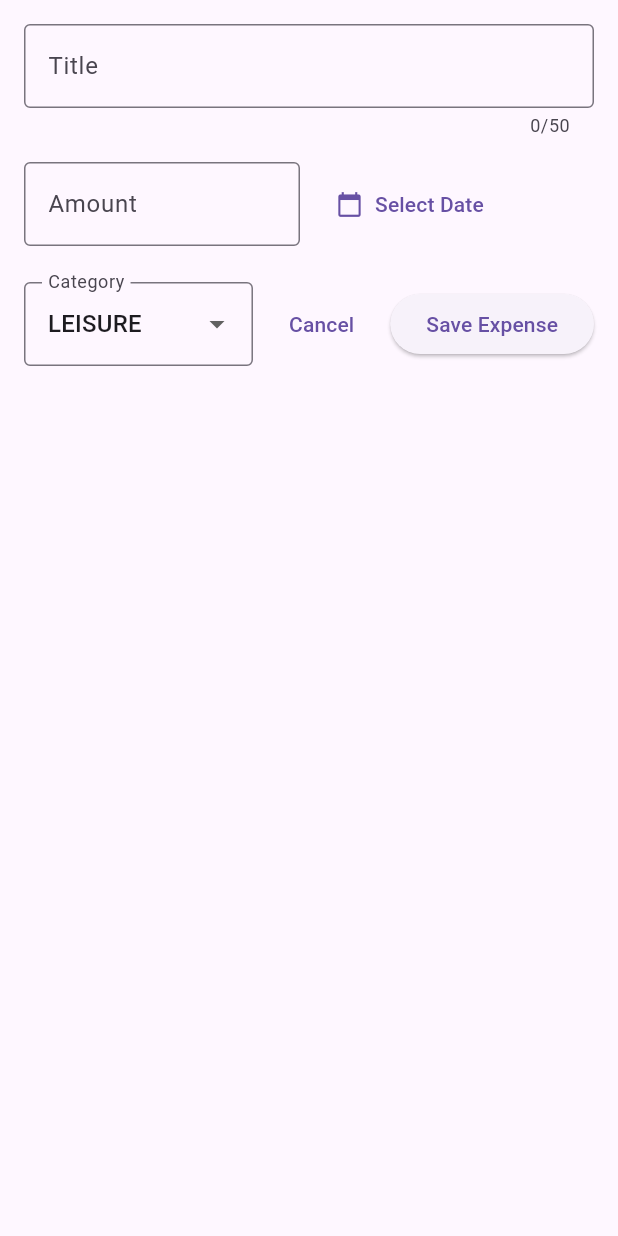
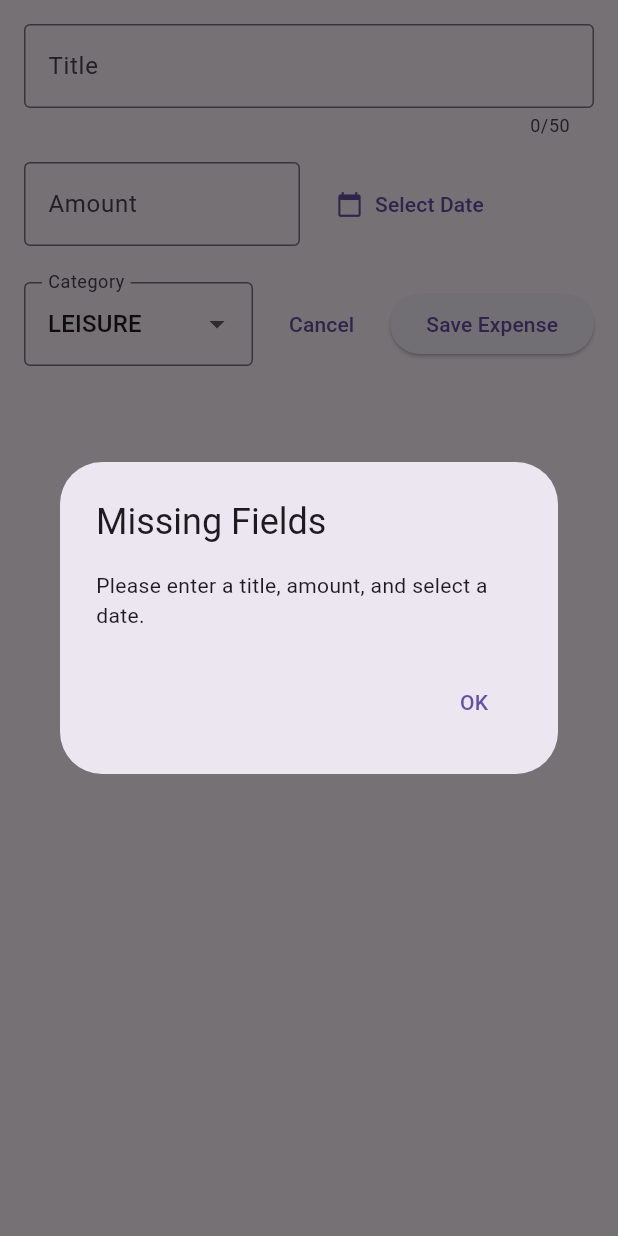
Before and after one commit to batmanstooge/jrd-flutter-dart-complete-guide, a Flutter app: the NewExpense widget shown alone on an empty page, opened directly, after a tap on "Save Expense", on a phone screen of 412 x 824 dp. Run offline on Flutter 3.47's test engine with Material 3 defaults, Android fonts, the phone set to English and light mode, and no system bars; our stand-ins replace google_fonts.

Commit message:
Validated fields and showed a alert on validation errors

```diff
--- a/Section05/expense_tracker/lib/widgets/new_expense.dart
+++ b/Section05/expense_tracker/lib/widgets/new_expense.dart
@@ -122,10 +122,28 @@ class _NewExpenseState extends State<NewExpense> {
               const SizedBox(width: 12),
               ElevatedButton(
                 onPressed: () {
-                  print('Title: ${_titleController.text}');
-                  print('Amount: ${_amountController.text}');
-                  print('Date: ${_selectedDate ?? 'Select Date'}');
-                  print('Category: ${_selectedCategory.name}');
+                  final title = _titleController.text.trim();
+                  final amount = _amountController.text.trim();
+                  final date = _selectedDate;
+                  if (title.isEmpty || amount.isEmpty || date == null) {
+                    showDialog(
+                      context: context,
+                      builder: (ctx) => AlertDialog(
+                        title: const Text('Missing Fields'),
+                        content: const Text(
+                          'Please enter a title, amount, and select a date.',
+                        ),
+                        actions: [
+                          TextButton(
+                            onPressed: () => Navigator.of(ctx).pop(),
+                            child: const Text('OK'),
+                          ),
+                        ],
+                      ),
+                    );
+                    return;
+                  }
+                  // Handle valid submission here
                 },
                 child: const Text('Save Expense'),
               ),
```
